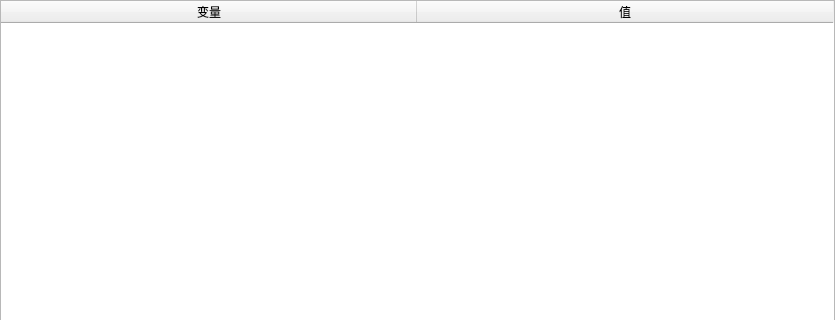
First picture: the form in envwindow.ui, repository inspireMeNow/qt-system-monitor, before the edit; both pictures show x 0 to 835 and y 0 to 320 of the 835 by 557 pixel window.
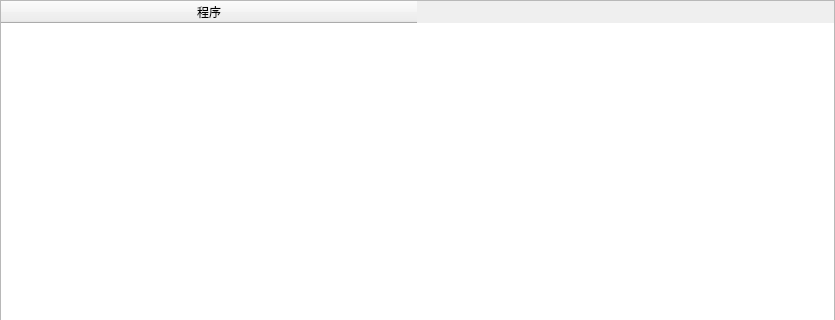
Second picture: the form after the edit.

What changed in the file:
```diff
--- a/envwindow.ui
+++ b/envwindow.ui
@@ -45,12 +45,7 @@
      </attribute>
      <column>
       <property name="text">
-       <string>变量</string>
-      </property>
-     </column>
-     <column>
-      <property name="text">
-       <string>值</string>
+       <string>程序</string>
       </property>
      </column>
     </widget>
```
